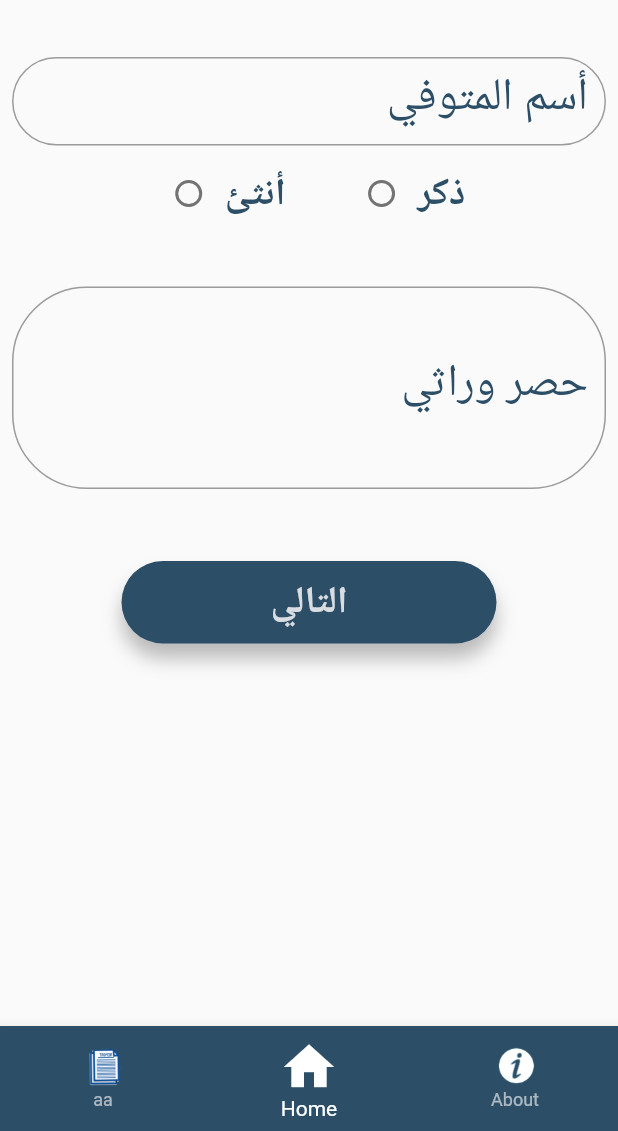
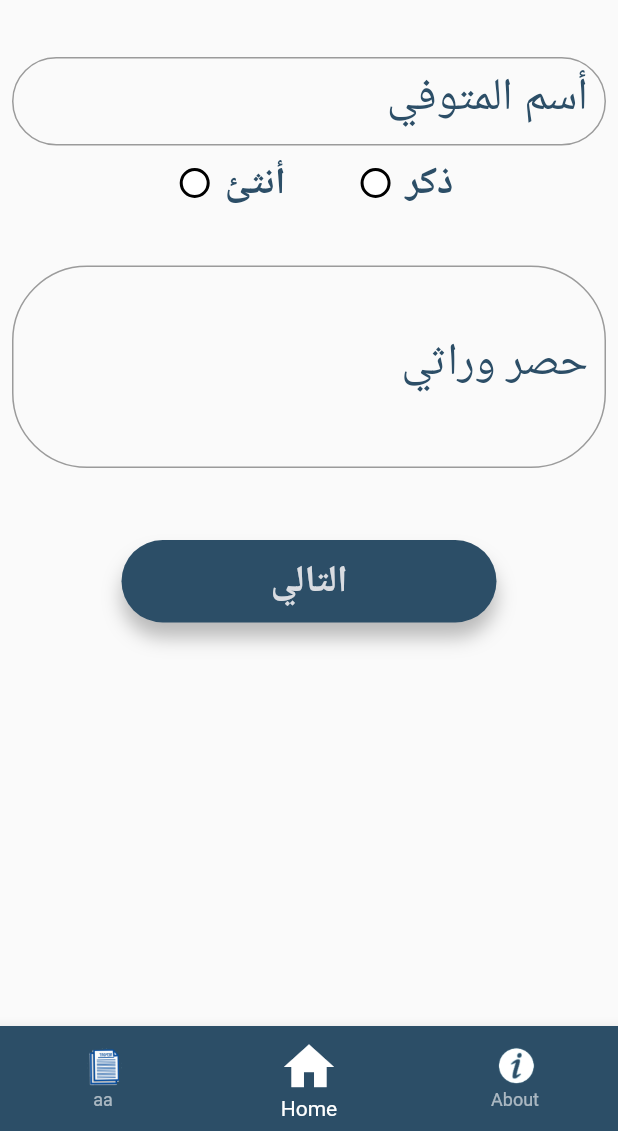
Before and after one commit to Mustafa-Alarify-GitHup/Final-Project-UniverCity, a Flutter app: the screen it shows after launch, on a phone screen of 412 x 824 dp, the part 105-1236 px from its top. Run offline on Flutter 3.47's test engine with Material 2 defaults, Android fonts, the phone set to English and light mode, and no system bars; our stand-ins replace get, shared_preferences.

Commit message:
Solving all problem

```diff
--- a/lib/2_Home/Home.dart
+++ b/lib/2_Home/Home.dart
@@ -17,7 +17,7 @@ class _HomeState extends State<Home> {
   TextEditingController c = TextEditingController();
   bool fouesMale = false;
   bool fouesFamale = false;
-  int sex = 0;
+  int sex = 3;
   String sexstring = "";
 
   @override
@@ -36,51 +36,66 @@ class _HomeState extends State<Home> {
                 child: Row(
                   mainAxisAlignment: MainAxisAlignment.center,
                   children: [
-                    txt("ذكر", co1, fouesMale == false ? 25 : 35, true),
-                    Radio(
-                      value: "male",
-                      groupValue: sex,
-                      onChanged: (val) {
-                        print(val);
-
+                    InkWell(
+                        onTap: () {
                           setState(() {
-                          sexstring = val as String;
                             sex = 1;
                             fouesMale = true;
                             fouesFamale = false;
                           });
                         },
-                      activeColor: co1,
+                        child: Row(
+                          children: [
+                            txt("ذكر", co1, fouesMale == false ? 25 : 35, true),
+                            Container(
+                              padding: EdgeInsets.all(8),
+                              margin: EdgeInsets.symmetric(horizontal: 10),
+                              decoration: BoxDecoration(
+                                  borderRadius: BorderRadius.circular(200),
+                                  border:
+                                      Border.all(color: Colors.black, width: 2),
+                                  color: sex == 1 ? co1 : Colors.white),
                             ),
-                    SizedBox(
+                          ],
+                        )),
+                    const SizedBox(
                       width: 40,
                     ),
-                    txt("أنثئ", co1, fouesFamale == false ? 25 : 35, true),
-                    Radio(
-                        activeColor: co1,
-                        value: "famale",
-                        groupValue: sex,
-                        onChanged: (val) {
-                          print(val);
+                    InkWell(
+                        onTap: () {
                           setState(() {
-                            sexstring = val as String;
                             sex = 0;
                             fouesMale = false;
                             fouesFamale = true;
                           });
-                        }),
+                        },
+                        child: Row(
+                          children: [
+                            txt("أنثئ", co1, fouesFamale == false ? 25 : 35,
+                                true),
+                            Container(
+                              padding: EdgeInsets.all(8),
+                              margin: EdgeInsets.symmetric(horizontal: 10),
+                              decoration: BoxDecoration(
+                                  borderRadius: BorderRadius.circular(200),
+                                  border:
+                                      Border.all(color: Colors.black, width: 2),
+                                  color: sex == 0 ? co1 : Colors.white),
+                            ),
+                          ],
+                        )),
                   ],
                 ),
               ),
-              SizedBox(
+              const SizedBox(
                 height: 30,
               ),
               Text_Field(c, TextInputType.name, "حصر وراثي", 5),
-              SizedBox(
+              const SizedBox(
                 height: 30,
               ),
               btn("التالي", co2, 25, true, () async {
-                if (name_deat.text != "") {
+                if (name_deat.text != "" && sex != 3) {
                   var ruslt = await Api.postData(
                       LinkApp.Death, {"name": name_deat.text, "sex": '$sex'});
                   if (ruslt["status"] == "true") {
```
Also changed, not shown: lib/Inheritance/Widget/Widget DropDown.dart (+13 -13 lines), lib/Proposals/Proposals.dart (deleted, +0 -16 lines), lib/Rusults/Result_Controller.dart (+26 -15 lines), lib/Rusults/Ruesult.dart (+8 -10 lines). Lines whose indentation alone changed are shown as unchanged.
